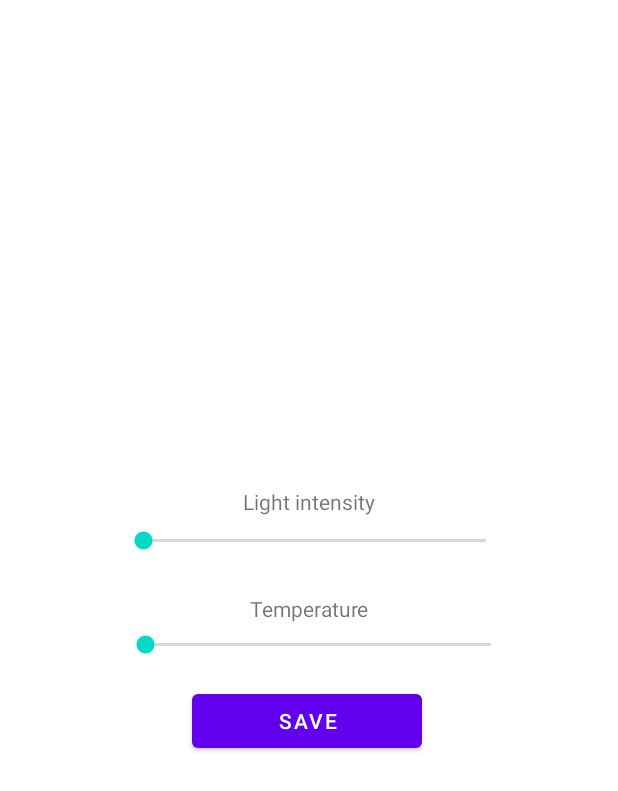
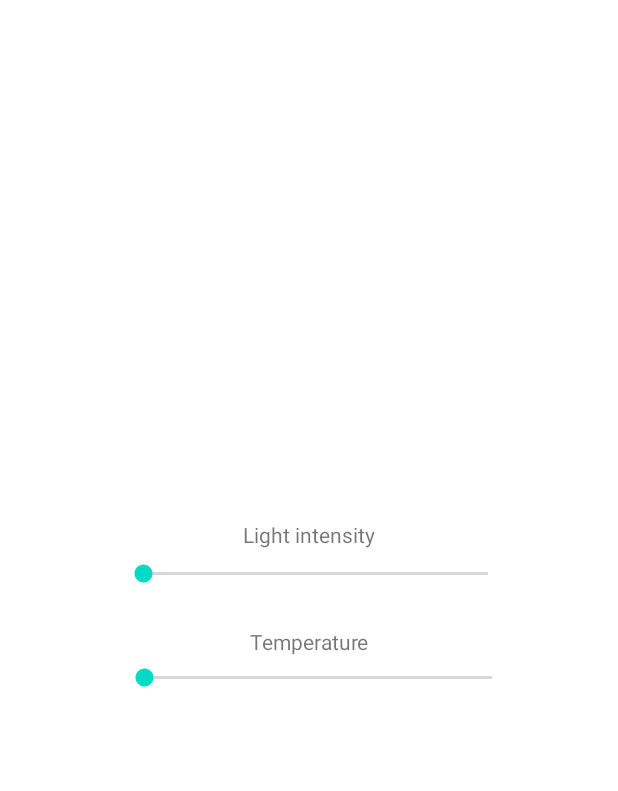
Before and after one commit to silver4a/CIALC-Lights-LAN, an Android app: the layout horario.xml on its own in the app's theme, with its tools: preview values and no code run, on a phone screen of 412 x 824 dp. Shown: the top 791 px of the screen. Run offline under Robolectric (Android 15) with nearby library versions, the phone set to English and light mode, and no system bars; network calls fail.

Commit message:
prefrences of alertdialogs seeksbars

```diff
--- a/app/src/main/java/com/cialc/MainActivity.java
+++ b/app/src/main/java/com/cialc/MainActivity.java
@@ -444,6 +444,7 @@ public class MainActivity extends AppCompatActivity implements View.OnClickListe
                         intent.putExtra("url",url.substring(0,url.lastIndexOf("/")));
                         intent.putExtra("progressIntensidad",informacion[1]);
                         intent.putExtra("progressTemperatura",informacion[2]);
+
                         Log.i("Progreso",url.substring(0,url.lastIndexOf("/")));
                         startActivity(intent);
                         progressDialog.dismiss();
--- a/app/src/main/res/layout/horario.xml
+++ b/app/src/main/res/layout/horario.xml
@@ -6,8 +6,8 @@
     android:layout_height="match_parent">
 
     <LinearLayout
-        android:layout_width="337dp"
-        android:layout_height="190dp"
+        android:layout_width="342dp"
+        android:layout_height="146dp"
         android:orientation="vertical"
         app:layout_constraintBottom_toBottomOf="parent"
         app:layout_constraintEnd_toEndOf="parent"
@@ -84,17 +84,10 @@
             android:orientation="horizontal">
 
             <LinearLayout
-                android:layout_width="25dp"
+                android:layout_width="160dp"
                 android:layout_height="match_parent"
                 android:layout_weight="1"
                 android:orientation="horizontal"></LinearLayout>
-
-            <Button
-                android:id="@+id/bt_savehorario"
-                android:layout_width="wrap_content"
-                android:layout_height="wrap_content"
-                android:layout_weight="1"
-                android:text="save" />
 
             <LinearLayout
                 android:layout_width="28dp"
```
Also changed, not shown: app/src/main/java/com/cialc/MainActivity2.java (+43 -13 lines), app/src/main/res/layout/activity_main2.xml (+0 -8 lines), app/src/main/res/layout/transition.xml (+2 -9 lines).
